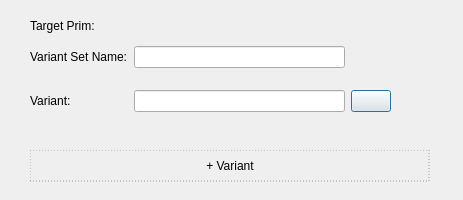
Before: the Qt Designer form src/gui.ui in nMDaas/USD_Switchboard, drawn with Qt 5.
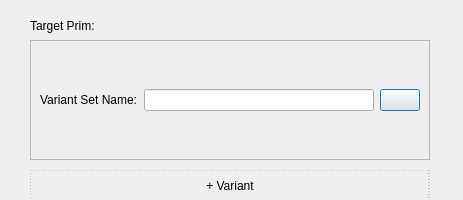
After: the same form once the commit is applied.

The edit to the form file:
```diff
--- a/src/gui.ui
+++ b/src/gui.ui
@@ -30,64 +30,36 @@
             </property>
         </widget>
 
-        <widget class="QWidget" name="gridLayoutWidget">
+         <widget class="QScrollArea" name="scrollArea">
             <property name="geometry">
                 <rect>
                     <x>30</x>
-                    <y>30</y>
-                    <width>361</width>
-                    <height>100</height>
-                </rect>
+                    <y>40</y>
+                    <width>400</width>
+                    <height>120</height> </rect>
             </property>
+            <property name="widgetResizable">
+                <bool>true</bool> </property>
 
+            <widget class="QWidget" name="scrollAreaWidgetContents">
             <layout class="QGridLayout" name="gridLayout">
                 <item row="0" column="0">
-                    <layout class="QVBoxLayout" name="vs_name_label">
-                        <item>
-                            <widget class="QLabel" name="label">
-                                <property name="text">
-                                    <string>Variant Set Name:</string>
-                                </property>
-                            </widget>
-                        </item>
-                    </layout>
+                        <widget class="QLabel" name="label"><property name="text"><string>Variant Set Name:</string></property></widget>
                 </item>
                 <item row="0" column="1">
-                    <widget class="QLineEdit" name="vs_name_input">
-                        <property name="text">
-                            <string></string>
-                        </property>
-                    </widget>
-                </item>
-
-                <!-- row 2 -->
-                <item row="2" column="0">
-                    <layout class="QVBoxLayout" name="v_name_label">
-                        <item>
-                            <widget class="QLabel" name="label">
-                                <property name="text">
-                                    <string>Variant:</string>
-                                </property>
-                            </widget>
-                        </item>
-                    </layout>
-                </item>
-                <item row="2" column="1">
-                    <widget class="QLineEdit" name="v_name_input">
-                        <property name="text">
-                            <string></string>
-                        </property>
-                    </widget>
-                </item>
-                <item row="2" column="2">
+                        <widget class="QLineEdit" name="vs_name_input"></widget>
+                    </item>
+                    <item row="0" column="2">
                     <widget class="QPushButton" name="select_button">
                         <property name="text">
                             <string></string>
                         </property>
                     </widget>
                 </item>
-            </layout>
-        </widget>
+                    
+                    </layout>
+            </widget>
+        </widget>
 
         <widget class="QPushButton" name="warnings">
             <property name="text">
@@ -96,7 +68,7 @@
             <property name="geometry">
                 <rect>
                     <x>30</x>
-                    <y>150</y>
+                    <y>170</y>
                     <width>400</width>
                     <height>32</height>
                 </rect>
```
Left out of the diff: 4 changed lines with no effect on the pictures. Lines whose indentation alone changed are shown as unchanged.
